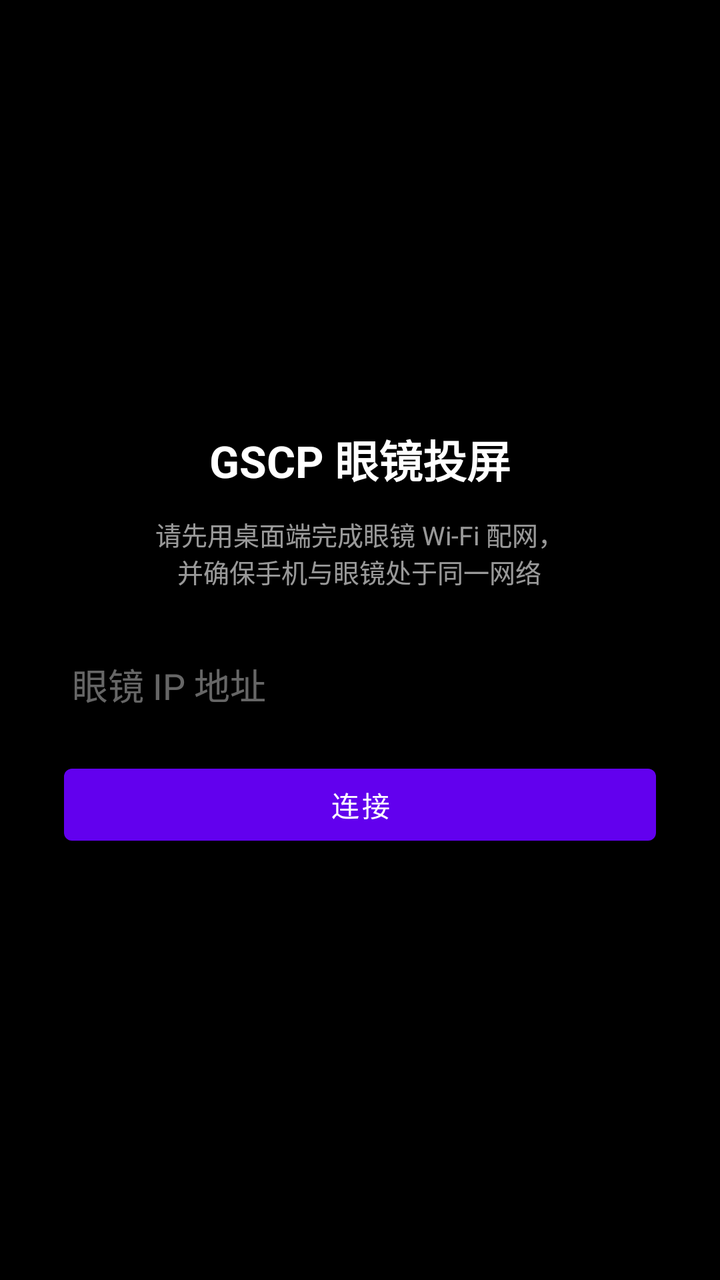
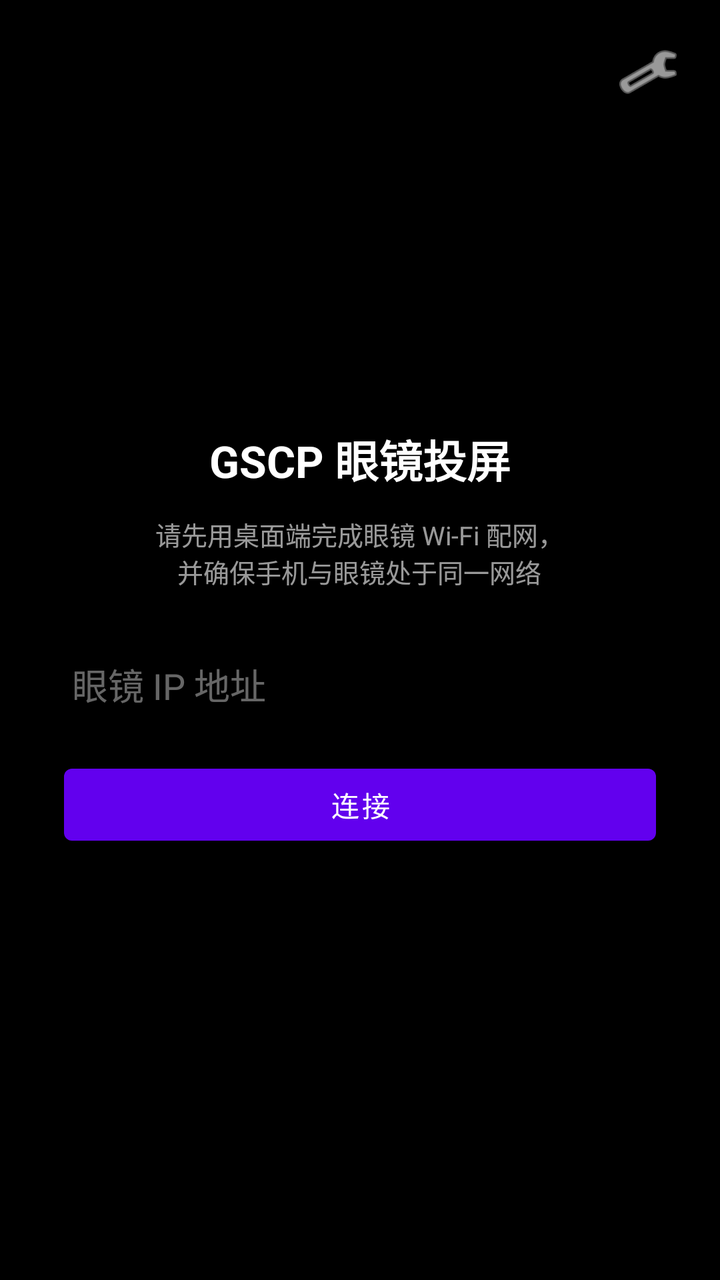

The first picture is an Android layout as it rendered before a commit; the second is the same layout after the commit. The layout source and the unified diff follow.
<!-- AndroidManifest.xml: application theme Theme.gscp_app -->
<!-- res/layout/activity_player.xml -->
<?xml version="1.0" encoding="utf-8"?>
<FrameLayout xmlns:android="http://schemas.android.com/apk/res/android"
    android:layout_width="match_parent"
    android:layout_height="match_parent"
    android:background="#000000">

    
    <LinearLayout
        android:id="@+id/settings_panel"
        android:layout_width="match_parent"
        android:layout_height="wrap_content"
        android:layout_gravity="center_vertical"
        android:orientation="vertical"
        android:padding="32dp">

        <TextView
            android:id="@+id/title_text"
            android:layout_width="wrap_content"
            android:layout_height="wrap_content"
            android:layout_gravity="center_horizontal"
            android:text="GSCP 眼镜投屏"
            android:textColor="#FFFFFF"
            android:textSize="22sp"
            android:textStyle="bold" />

        <TextView
            android:id="@+id/hint_text"
            android:layout_width="wrap_content"
            android:layout_height="wrap_content"
            android:layout_marginTop="12dp"
            android:layout_gravity="center_horizontal"
            android:gravity="center"
            android:text="请先用桌面端完成眼镜 Wi-Fi 配网，\n并确保手机与眼镜处于同一网络"
            android:textColor="#99FFFFFF"
            android:textSize="13sp" />

        <EditText
            android:id="@+id/ip_address"
            android:layout_width="match_parent"
            android:layout_height="wrap_content"
            android:layout_marginTop="24dp"
            android:hint="眼镜 IP 地址"
            android:imeOptions="actionDone"
            android:inputType="text"
            android:textColor="#FFFFFF"
            android:textColorHint="#66FFFFFF" />

        <Button
            android:id="@+id/button_connect"
            android:layout_width="match_parent"
            android:layout_height="wrap_content"
            android:layout_marginTop="16dp"
            android:text="连接" />

        <ProgressBar
            android:id="@+id/progress_bar"
            android:layout_width="wrap_content"
            android:layout_height="wrap_content"
            android:layout_gravity="center_horizontal"
            android:layout_marginTop="24dp"
            android:visibility="gone" />
    </LinearLayout>

    
    <FrameLayout
        android:id="@+id/player_panel"
        android:layout_width="match_parent"
        android:layout_height="match_parent"
        android:visibility="gone">

        <SurfaceView
            android:id="@+id/video_surface"
            android:layout_width="match_parent"
            android:layout_height="wrap_content"
            android:layout_gravity="center" />

        <SeekBar
            android:id="@+id/overlay_scale"
            android:layout_width="match_parent"
            android:layout_height="wrap_content"
            android:layout_gravity="bottom"
            android:layout_margin="24dp"
            android:max="100"
            android:progress="50" />
    </FrameLayout>
</FrameLayout>
<!-- resources referenced by this layout -->
<resources>
  <style name="Theme.gscp_app" parent="Theme.MaterialComponents.DayNight.NoActionBar">
          
      </style>
</resources>

<!-- the commit's change to res/layout/activity_player.xml (unified diff, before → after) -->
@@ -62,6 +62,18 @@
     </LinearLayout>
 
     
+    <ImageButton
+        android:id="@+id/button_settings"
+        android:layout_width="44dp"
+        android:layout_height="44dp"
+        android:layout_gravity="top|end"
+        android:layout_margin="14dp"
+        android:background="?attr/selectableItemBackgroundBorderless"
+        android:contentDescription="参数设置"
+        android:src="@android:drawable/ic_menu_preferences"
+        android:tint="#CCFFFFFF" />
+
+    
     <FrameLayout
         android:id="@+id/player_panel"
         android:layout_width="match_parent"
@@ -73,14 +85,5 @@
             android:layout_width="match_parent"
             android:layout_height="wrap_content"
             android:layout_gravity="center" />
-
-        <SeekBar
-            android:id="@+id/overlay_scale"
-            android:layout_width="match_parent"
-            android:layout_height="wrap_content"
-            android:layout_gravity="bottom"
-            android:layout_margin="24dp"
-            android:max="100"
-            android:progress="50" />
     </FrameLayout>
 </FrameLayout>
